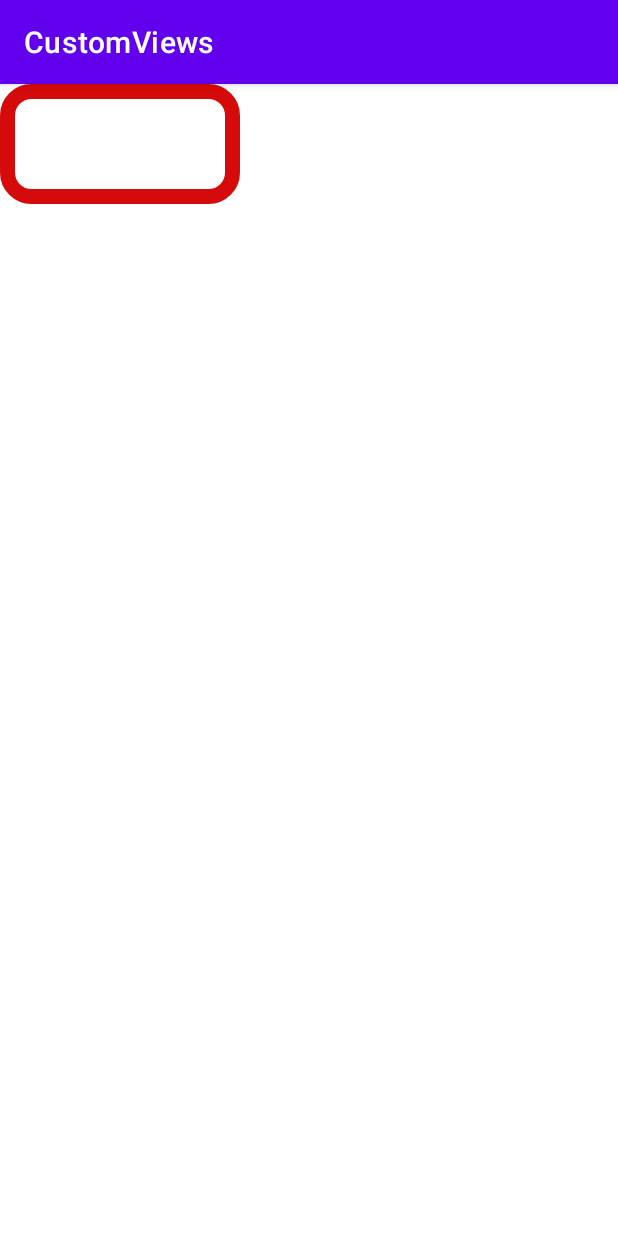
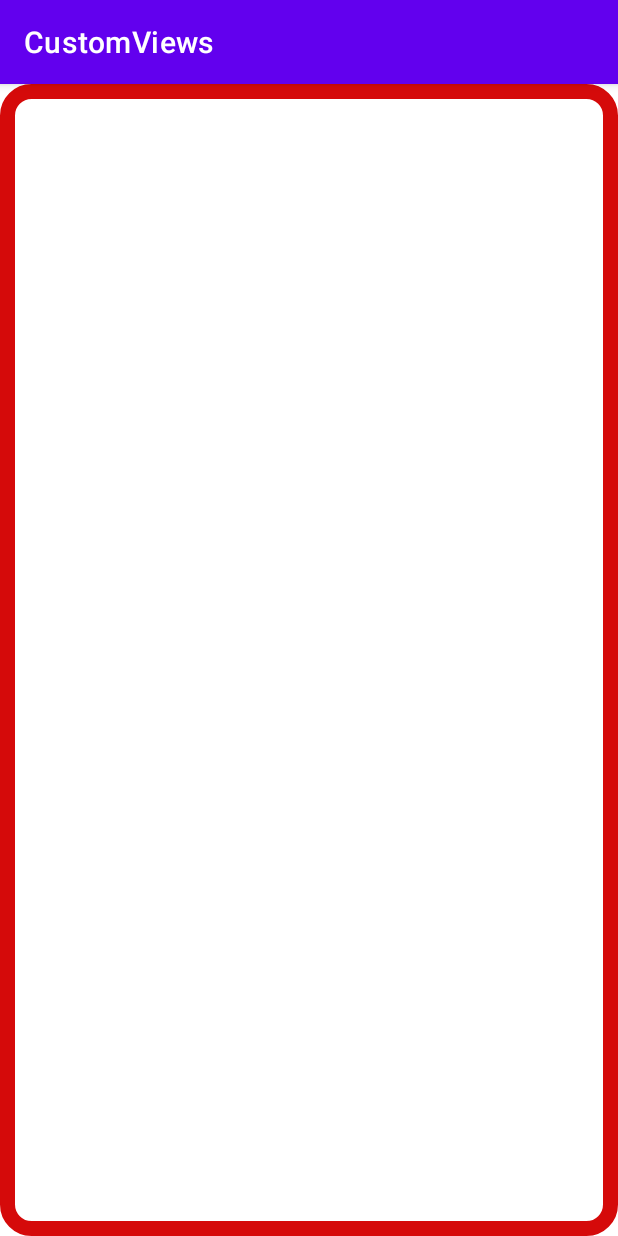
Before and after one commit to Tornado5121/CustomViews, an Android app: the screen it shows after launch (MainActivity), on a phone screen of 412 x 824 dp. Run offline under Robolectric (Android 15) with nearby library versions, the phone set to English and light mode, and no system bars.

Commit message:
more refactor the project

```diff
--- a/app/src/main/java/com/natife/example/customviews/MyView.kt
+++ b/app/src/main/java/com/natife/example/customviews/MyView.kt
@@ -79,8 +79,6 @@ class MyCustomView @JvmOverloads constructor(
             }
         }
 
-        setMeasuredDimension(widthView, heightView)
-
         rect.set(
             borderWidth / 2,
             borderWidth / 2,
--- a/app/src/main/res/layout/activity_main.xml
+++ b/app/src/main/res/layout/activity_main.xml
@@ -7,8 +7,8 @@
     tools:context=".MainActivity">
 
     <com.natife.example.customviews.MyCustomView
-        android:layout_width="160dp"
-        android:layout_height="80dp"
+        android:layout_width="match_parent"
+        android:layout_height="match_parent"
         app:borderColor="#D50A0A"
         app:borderWidth="10dp"
         app:cornerRadius="16dp" />
```
